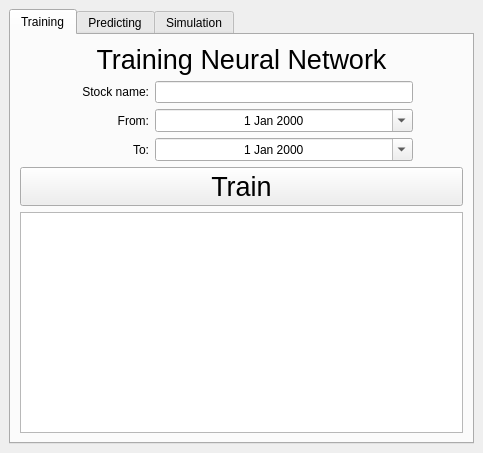
Xevi8X/WSI_2023, file gui/stocker.ui: the form before one commit.
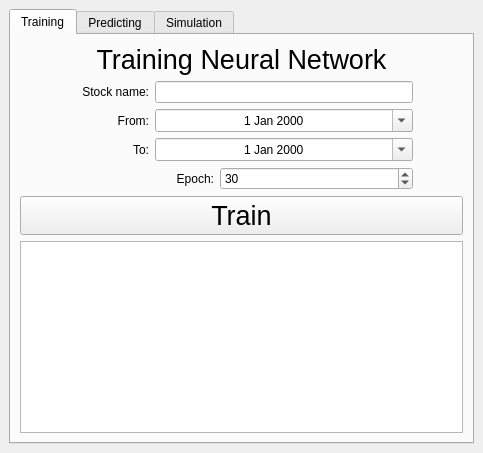
The form after the commit. The open tabs and pages were chosen to show the change.

Diff of the .ui file:
```diff
--- a/gui/stocker.ui
+++ b/gui/stocker.ui
@@ -114,6 +114,36 @@
           </item>
          </layout>
         </item>
+        <item>
+         <layout class="QHBoxLayout" name="horizontalLayout_9" stretch="0,0">
+          <property name="rightMargin">
+           <number>50</number>
+          </property>
+          <item>
+           <widget class="QLabel" name="label_16">
+            <property name="text">
+             <string>Epoch:</string>
+            </property>
+            <property name="alignment">
+             <set>Qt::AlignRight|Qt::AlignTrailing|Qt::AlignVCenter</set>
+            </property>
+           </widget>
+          </item>
+          <item>
+           <widget class="QSpinBox" name="trainEpochSpinBox">
+            <property name="enabled">
+             <bool>true</bool>
+            </property>
+            <property name="minimum">
+             <number>1</number>
+            </property>
+            <property name="value">
+             <number>30</number>
+            </property>
+           </widget>
+          </item>
+         </layout>
+        </item>
         <item>
          <widget class="QPushButton" name="trainButton">
           <property name="minimumSize">
```
Left out of the diff: 4 changed lines with no effect on the pictures.
